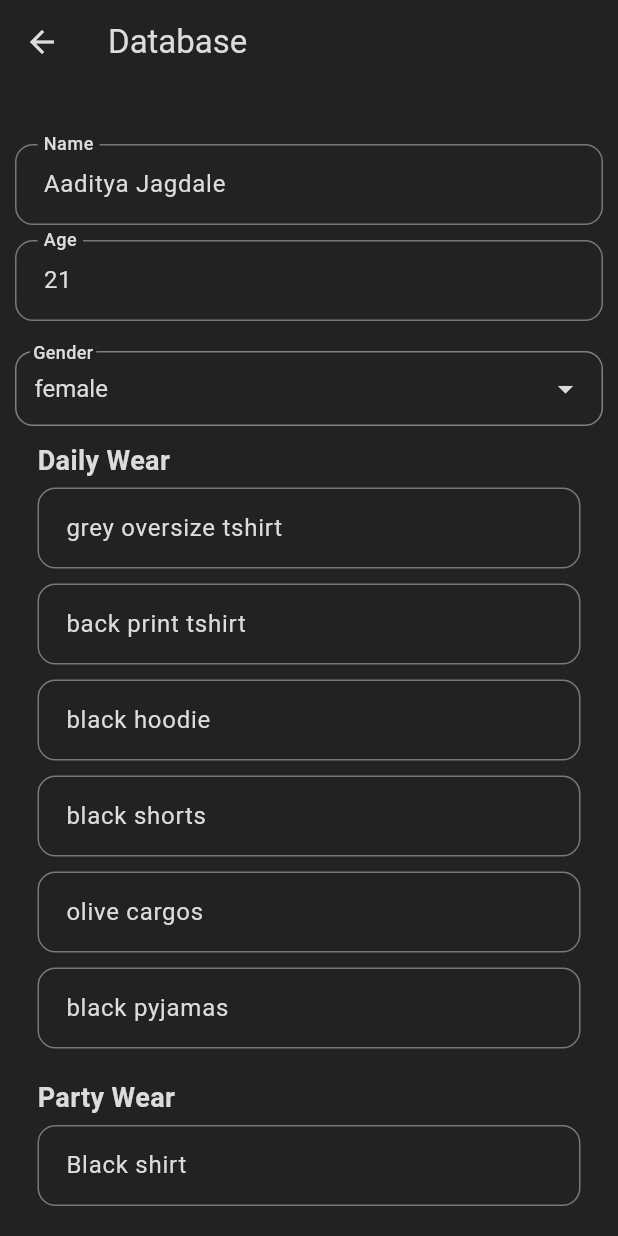
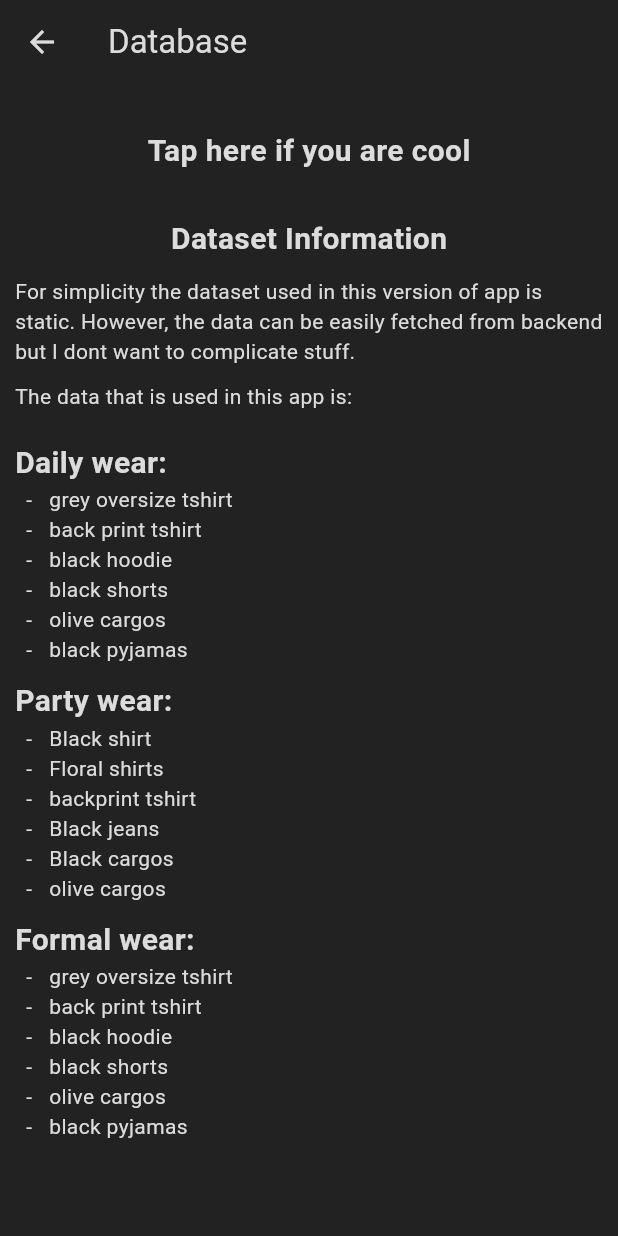
Before and after one commit to Contro1-cs/hushh_proto, a Flutter app: the DatabasePage screen opened directly, on a phone screen of 412 x 824 dp. Run offline on Flutter 3.47's test engine with Material 3 defaults, Android fonts, the light colour scheme and no system bars; our stand-ins replace flutter_svg.

Commit message:
icon and change in description

```diff
--- a/lib/screens/database_page.dart
+++ b/lib/screens/database_page.dart
@@ -1,9 +1,10 @@
 import 'package:flutter/material.dart';
 import 'package:hushh_proto/screens/home.dart';
+import 'package:hushh_proto/screens/widgets/button.dart';
 import 'package:hushh_proto/screens/widgets/colors.dart';
 import 'package:hushh_proto/screens/widgets/dataset.dart';
-import 'package:hushh_proto/screens/widgets/dropdown.dart';
-import 'package:hushh_proto/screens/widgets/textfield.dart';
+import 'package:url_launcher/url_launcher.dart';
+import 'package:url_launcher/url_launcher_string.dart';
 
 class DatabasePage extends StatefulWidget {
   const DatabasePage({super.key});
@@ -13,12 +14,10 @@ class DatabasePage extends StatefulWidget {
 }
 
 class _DatabasePageState extends State<DatabasePage> {
+  bool coolText = false;
   //Controllers
   final TextEditingController _nameController = TextEditingController();
   final TextEditingController _ageController = TextEditingController();
-  List dailyController = [];
-  List partyController = [];
-  List formalsController = [];
 
   //Lists
   List dailyWear = [];
@@ -35,14 +34,6 @@ class _DatabasePageState extends State<DatabasePage> {
     formalsWear = database['formals'];
     partyWear = database['party'];
     userGender = database['gender'];
-
-    //generate controllers for each
-    dailyController = List.generate(dailyWear.length,
-        (index) => TextEditingController(text: dailyWear[index]));
-    partyController = List.generate(partyWear.length,
-        (index) => TextEditingController(text: partyWear[index]));
-    formalsController = List.generate(formalsWear.length,
-        (index) => TextEditingController(text: formalsWear[index]));
   }
 
   @override
@@ -74,147 +65,188 @@ class _DatabasePageState extends State<DatabasePage> {
             mainAxisAlignment: MainAxisAlignment.start,
             crossAxisAlignment: CrossAxisAlignment.start,
             children: [
-              const SizedBox(height: 30),
-              customTextField(
-                context,
-                'Name',
-                _nameController,
-                lightMode ? Pallet.black : Pallet.white,
+              const SizedBox(height: 20),
+
+              Center(
+                child: GestureDetector(
+                  onTap: () {
+                    setState(() {
+                      coolText = !coolText;
+                    });
+                  },
+                  child: Text(
+                    'Tap here if you are cool',
+                    style: TextStyle(
+                      color: Pallet.white,
+                      fontWeight: FontWeight.bold,
+                      fontSize: 20,
+                    ),
+                  ),
+                ),
               ),
               const SizedBox(height: 10),
-              customTextField(
-                context,
-                'Age',
-                _ageController,
-                lightMode ? Pallet.black : Pallet.white,
+              //Cool Text
+              Visibility(
+                visible: coolText,
+                child: Padding(
+                  padding: const EdgeInsets.symmetric(horizontal: 10),
+                  child: Column(
+                    mainAxisAlignment: MainAxisAlignment.center,
+                    crossAxisAlignment: CrossAxisAlignment.center,
+                    children: [
+                      Text(
+                        'I am Aaditya Jagdale, the creator of Zeus. I present you this app as an application for a flutter dev intern at your company Hushh.ai',
+                        textAlign: TextAlign.center,
+                        style: TextStyle(
+                          color: Pallet.white,
+                        ),
                       ),
                       const SizedBox(height: 10),
-              customDropDown(context, lightMode, userGender, (value) {
-                setState(() {
-                  userGender = value!;
-                  database['gender'] = value;
-                });
-              }, gender, 'Gender'),
-              const SizedBox(height: 5),
+                      Text(
+                        'I am proposing you a deal',
+                        style: TextStyle(
+                          color: Pallet.white,
+                        ),
+                      ),
+                      const SizedBox(height: 10),
+                      ClipRRect(
+                        borderRadius: BorderRadius.circular(10),
+                        child: Image.asset(
+                          "assets/meme.png",
+                          height: 200,
+                          width: 200,
+                        ),
+                      ),
+                      const SizedBox(height: 10),
+                      Text(
+                        'What do you think? I am pretty good at what I do 😎\nI mean I have cool projects in my portfolio also 3 internships specifically in flutter development.',
+                        textAlign: TextAlign.center,
+                        style: TextStyle(
+                          color: Pallet.white,
+                        ),
+                      ),
+                      const SizedBox(height: 20),
+                      Row(
+                        children: [
+                          socialButton(
+                              'assets/linkedin.svg',
+                              'LinkedIn',
+                              () => launchUrl(Uri.parse(
+                                  'https://www.linkedin.com/in/aaditya-jagdale/'))),
+                          const SizedBox(width: 10),
+                          socialButton(
+                            'assets/github.svg',
+                            'Github',
+                            () => launchUrlString(
+                                'https://github.com/Contro1-cs'),
+                          ),
+                          const SizedBox(width: 10),
+                          socialButton(
+                              'assets/twitter.svg',
+                              'X',
+                              () => launchUrlString(
+                                  'https://twitter.com/Pxa_cheesecake')),
+                        ],
+                      )
+                    ],
+                  ),
+                ),
+              ),
 
-              //Daily Wear
-              Padding(
-                padding:
-                    const EdgeInsets.symmetric(horizontal: 15, vertical: 5),
-                child: Column(
+              const SizedBox(height: 20),
+              Center(
+                child: Text(
+                  'Dataset Information',
+                  style: TextStyle(
+                    color: Pallet.white,
+                    fontWeight: FontWeight.bold,
+                    fontSize: 20,
+                  ),
+                ),
+              ),
+              const SizedBox(height: 10),
+
+              Column(
                 mainAxisAlignment: MainAxisAlignment.start,
                 crossAxisAlignment: CrossAxisAlignment.start,
                 children: [
                   Text(
-                      'Daily Wear',
+                    'For simplicity the dataset used in this version of app is static. However, the data can be easily fetched from backend but I dont want to complicate stuff.',
                     style: TextStyle(
-                        color: lightMode ? Pallet.black : Pallet.white,
-                        fontSize: 18,
-                        fontWeight: FontWeight.bold,
+                      color: Pallet.white,
                     ),
                   ),
-                    const SizedBox(height: 5),
+                  const SizedBox(height: 10),
+                  Text(
+                    'The data that is used in this app is: ',
+                    style: TextStyle(
+                      color: Pallet.white,
+                    ),
+                  ),
+                  const SizedBox(height: 20),
+                  Text(
+                    'Daily wear: ',
+                    style: TextStyle(
+                      fontWeight: FontWeight.bold,
+                      fontSize: 20,
+                      color: Pallet.white,
+                    ),
+                  ),
                   ListView.builder(
                     shrinkWrap: true,
-                      physics: const NeverScrollableScrollPhysics(),
                     itemCount: dailyWear.length,
                     itemBuilder: (context, index) {
-                        return Column(
-                          mainAxisAlignment: MainAxisAlignment.start,
-                          crossAxisAlignment: CrossAxisAlignment.start,
-                          children: [
-                            customTextField2(
-                              context,
-                              dailyController[index],
-                              lightMode ? Pallet.black : Pallet.white,
+                      return Text(
+                        '  -   ${dailyWear[index]}',
+                        style: TextStyle(
+                          color: Pallet.white,
+                        ),
+                      );
+                    },
                   ),
                   const SizedBox(height: 10),
-                          ],
+                  Text(
+                    'Party wear: ',
+                    style: TextStyle(
+                      fontWeight: FontWeight.bold,
+                      fontSize: 20,
+                      color: Pallet.white,
+                    ),
+                  ),
+                  ListView.builder(
+                    shrinkWrap: true,
+                    itemCount: dailyWear.length,
+                    itemBuilder: (context, index) {
+                      return Text(
+                        '  -   ${partyWear[index]}',
+                        style: TextStyle(
+                          color: Pallet.white,
+                        ),
+                      );
+                    },
+                  ),
+                  const SizedBox(height: 10),
+                  Text(
+                    'Formal wear: ',
+                    style: TextStyle(
+                      fontWeight: FontWeight.bold,
+                      fontSize: 20,
+                      color: Pallet.white,
+                    ),
+                  ),
+                  ListView.builder(
+                    shrinkWrap: true,
+                    itemCount: formalsWear.length,
+                    itemBuilder: (context, index) {
+                      return Text(
+                        '  -   ${dailyWear[index]}',
+                        style: TextStyle(
+                          color: Pallet.white,
+                        ),
                       );
                     },
                   ),
                 ],
-                ),
-              ),
-
-              //Party wear
-              Padding(
-                padding:
-                    const EdgeInsets.symmetric(horizontal: 15, vertical: 5),
-                child: Column(
-                  mainAxisAlignment: MainAxisAlignment.start,
-                  crossAxisAlignment: CrossAxisAlignment.start,
-                  children: [
-                    Text(
-                      'Party Wear',
-                      style: TextStyle(
-                        color: lightMode ? Pallet.black : Pallet.white,
-                        fontSize: 18,
-                        fontWeight: FontWeight.bold,
-                      ),
-                    ),
-                    const SizedBox(height: 5),
-                    ListView.builder(
-                      shrinkWrap: true,
-                      physics: const NeverScrollableScrollPhysics(),
-                      itemCount: partyWear.length,
-                      itemBuilder: (context, index) {
-                        return Column(
-                          mainAxisAlignment: MainAxisAlignment.start,
-                          crossAxisAlignment: CrossAxisAlignment.start,
-                          children: [
-                            customTextField2(
-                              context,
-                              partyController[index],
-                              lightMode ? Pallet.black : Pallet.white,
-                            ),
-                            const SizedBox(height: 10),
-                          ],
-                        );
-                      },
-                    ),
-                  ],
-                ),
-              ),
-
-              //Formals
-              Padding(
-                padding:
-                    const EdgeInsets.symmetric(horizontal: 15, vertical: 5),
-                child: Column(
-                  mainAxisAlignment: MainAxisAlignment.start,
-                  crossAxisAlignment: CrossAxisAlignment.start,
-                  children: [
-                    Text(
-                      'Formal Wear',
-                      style: TextStyle(
-                        color: lightMode ? Pallet.black : Pallet.white,
-                        fontSize: 18,
-                        fontWeight: FontWeight.bold,
-                      ),
-                    ),
-                    const SizedBox(height: 5),
-                    ListView.builder(
-                      shrinkWrap: true,
-                      physics: const NeverScrollableScrollPhysics(),
-                      itemCount: formalsWear.length,
-                      itemBuilder: (context, index) {
-                        return Column(
-                          mainAxisAlignment: MainAxisAlignment.start,
-                          crossAxisAlignment: CrossAxisAlignment.start,
-                          children: [
-                            customTextField2(
-                              context,
-                              formalsController[index],
-                              lightMode ? Pallet.black : Pallet.white,
-                            ),
-                            const SizedBox(height: 10),
-                          ],
-                        );
-                      },
-                    ),
-                  ],
-                ),
               ),
             ],
           ),
--- a/lib/screens/test.dart
+++ /dev/null
@@ -1,80 +0,0 @@
-import 'dart:convert';
-import 'package:flutter/material.dart';
-import 'package:http/http.dart' as http;
-
-class Test extends StatefulWidget {
-  const Test({super.key});
-
-  @override
-  State<Test> createState() => _TestState();
-}
-
-class _TestState extends State<Test> {
-  String answer = 'asd';
-
-  Future<void> sendPromptToServer(String prompt) async {
-    try {
-      // Define the endpoint URL
-      const String url =
-          'https://generativelanguage.googleapis.com/v1beta/models/gemini-pro:generateContent?key=AIzaSyBdUzwBDPozaAmnw8P6uku2QlkoVeXCpWA';
-
-      // Make the POST request
-      final response = await http.post(Uri.parse(url),
-          headers: <String, String>{
-            'Content-Type': 'application/json',
-          },
-          body: jsonEncode(
-            {
-              "contents": [
-                {
-                  "parts": [
-                    {"text": prompt}
-                  ]
-                }
-              ]
-            },
-          ));
-
-      // Check if the request was successful (status code 200)
-      if (response.statusCode == 200) {
-        debugPrint('Prompt sent successfully');
-        setState(() {
-          var body = jsonDecode(response.body);
-          answer = body['candidates'][0]['content']['parts'][0]['text'];
-          ;
-        });
-      } else {
-        debugPrint(
-            'Failed to send prompt. Status code: ${response.statusCode}');
-      }
-    } catch (e) {
-      debugPrint('Error sending prompt: $e');
-    }
-  }
-
-  @override
-  void initState() {
-    super.initState();
-  }
-
-  @override
-  Widget build(BuildContext context) {
-    return Scaffold(
-      body: Center(
-        child: Column(
-          mainAxisAlignment: MainAxisAlignment.center,
-          crossAxisAlignment: CrossAxisAlignment.center,
-          children: [
-            Text(answer),
-            ElevatedButton(
-              onPressed: () {
-                sendPromptToServer('What is the Capital of Canada?');
-              },
-              child: Text('answer'),
-            ),
-          ],
-        ),
-      ),
-    );
-  }
-}
--- /dev/null
+++ b/lib/screens/widgets/button.dart
@@ -0,0 +1,21 @@
+import 'package:flutter/material.dart';
+import 'package:flutter_svg/svg.dart';
+import 'package:hushh_proto/screens/widgets/colors.dart';
+
+socialButton(String icon, String title, Function() onPressed) {
+  return Expanded(
+    child: IconButton(
+      style: ElevatedButton.styleFrom(
+        backgroundColor: Pallet.white,
+        shape: RoundedRectangleBorder(
+          borderRadius: BorderRadius.circular(8),
+        ),
+      ),
+      onPressed: onPressed,
+      icon: SvgPicture.asset(
+        icon,
+        height: 30,
+      ),
+    ),
+  );
+}
--- a/pubspec.yaml
+++ b/pubspec.yaml
@@ -37,10 +37,16 @@ dependencies:
   cupertino_icons: ^1.0.2
   http: ^1.2.0
   flutter_svg: ^2.0.9
+  url_launcher: ^6.2.4
 
 dev_dependencies:
   flutter_test:
     sdk: flutter
+  flutter_launcher_icons: ^0.13.1
+flutter_icons:
+  android: "launcher_icon"
+  ios: true
+  image_path: "assets/logo.png"
 
   # The "flutter_lints" package below contains a set of recommended lints to
   # encourage good coding practices. The lint set provided by the package is
```
Also changed, not shown: assets/github.svg (added), assets/linkedin.svg (added), assets/logo.png (added), assets/meme.png (added), assets/twitter.svg (added), pubspec.lock, 33 other files. Lines whose indentation alone changed are shown as unchanged.
